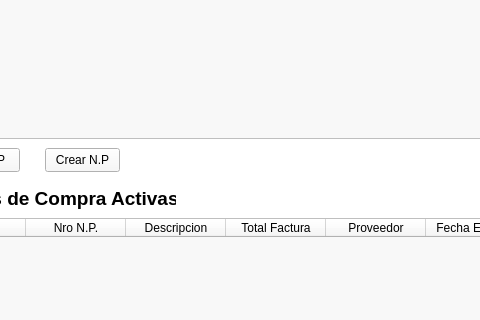
Qt form admin.ui (AyeQuinteros15/DemoPracticas) before a commit; both pictures show x 95 to 575 and y 131 to 451 of the 980 by 697 pixel window.
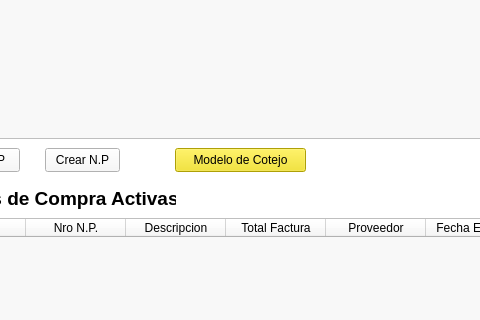
The same form after that commit.

What changed in the file:
```diff
--- a/admin.ui
+++ b/admin.ui
@@ -298,6 +298,22 @@
      <string>Abrir NP</string>
     </property>
    </widget>
+   <widget class="QPushButton" name="btnModeloCotejo_Admin">
+    <property name="geometry">
+     <rect>
+      <x>270</x>
+      <y>260</y>
+      <width>131</width>
+      <height>24</height>
+     </rect>
+    </property>
+    <property name="styleSheet">
+     <string notr="true">background-color: rgb(243, 224, 10);</string>
+    </property>
+    <property name="text">
+     <string>Modelo de Cotejo</string>
+    </property>
+   </widget>
   </widget>
   <widget class="QMenuBar" name="menubar">
    <property name="geometry">
```
